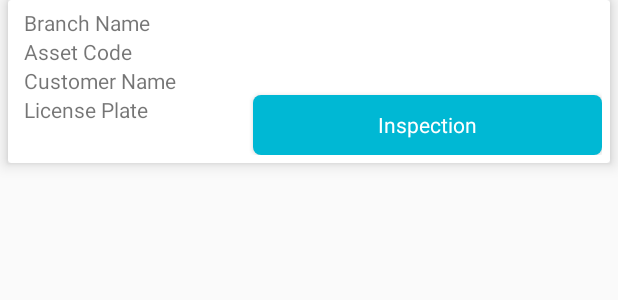
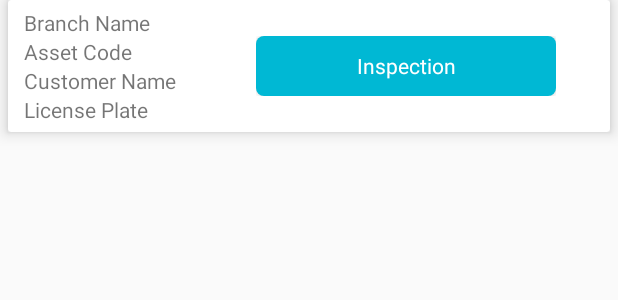
Before and after one commit to drzain/SIPWarehouse, an Android app: the layout recyclerview_item.xml on its own in the app's theme, with its tools: preview values and no code run, on a phone screen of 412 x 824 dp. Shown: the top 300 px of the screen. Run offline under Robolectric (Android 15) with nearby library versions, the phone set to English and light mode, and no system bars.

Commit message:
fixing menu and layout

```diff
--- a/app/build.gradle
+++ b/app/build.gradle
@@ -37,7 +37,7 @@ android {
         applicationId "com.sip.warehouse"
         minSdkVersion 21
         targetSdkVersion 27
-        versionCode 3
+        versionCode 5
         versionName "1.2"
         testInstrumentationRunner "android.support.test.runner.AndroidJUnitRunner"
         manifestPlaceholders = [
--- a/app/src/main/java/com/sip/warehouse/MainActivity.java
+++ b/app/src/main/java/com/sip/warehouse/MainActivity.java
@@ -38,6 +38,7 @@ public class MainActivity extends AppCompatActivity implements BottomNavigationV
         BottomNavigationView bottomNavigationView = findViewById(R.id.bn_main);
         // beri listener pada saat item/menu bottomnavigation terpilih
         bottomNavigationView.setOnNavigationItemSelectedListener(this);
+        BottomNavigationViewHelper.disableShiftMode(bottomNavigationView);
     }
 
     private boolean loadFragment(Fragment fragment){
--- a/app/src/main/res/layout/fragment_home.xml
+++ b/app/src/main/res/layout/fragment_home.xml
@@ -63,7 +63,8 @@
             android:textColor="#000000"/>
     <ScrollView
         android:layout_width="match_parent"
-        android:layout_height="match_parent">
+        android:layout_height="match_parent"
+        android:layout_marginTop="5dp">
 
         <android.support.v7.widget.RecyclerView
             xmlns:android="http://schemas.android.com/apk/res/android"
--- a/app/src/main/res/layout/recyclerview_item.xml
+++ b/app/src/main/res/layout/recyclerview_item.xml
@@ -11,10 +11,19 @@
     app:cardElevation="6dp"
     android:foreground="?attr/selectableItemBackground">
 
-    <RelativeLayout
+    <GridLayout
         android:layout_width="match_parent"
-        android:layout_height="match_parent"
-        android:orientation="horizontal"
+        android:layout_height="wrap_content"
+        android:columnCount="2"
+        android:rowCount="1"
+        android:alignmentMode="alignMargins"
+        android:columnOrderPreserved="false">
+
+        <LinearLayout
+            android:layout_width="wrap_content"
+            android:layout_height="wrap_content"
+            android:minWidth="130dp"
+            android:orientation="vertical"
             android:padding="5dip">
 
             <TextView
@@ -22,22 +31,19 @@
                 android:layout_width="wrap_content"
                 android:layout_height="wrap_content"
                 android:paddingLeft="5dip"
-            android:layout_alignParentLeft="true"
                 android:text="Branch Name" />
 
             <TextView
                 android:id="@+id/assetcode"
                 android:layout_width="wrap_content"
                 android:layout_height="wrap_content"
-            android:layout_below="@+id/branch"
-            android:text="Asset Code"
+                android:ellipsize="end"
+                android:maxLines="1"
                 android:paddingLeft="5dip"
-            android:ellipsize="end"
-            android:maxLines="1"/>
+                android:text="Asset Code" />
 
             <TextView
                 android:id="@+id/customername"
-            android:layout_below="@+id/assetcode"
                 android:layout_width="wrap_content"
                 android:layout_height="wrap_content"
                 android:paddingLeft="5dip"
@@ -45,22 +51,27 @@
 
             <TextView
                 android:id="@+id/licenseplate"
-            android:layout_below="@+id/customername"
                 android:layout_width="wrap_content"
                 android:layout_height="wrap_content"
                 android:paddingLeft="5dip"
                 android:text="License Plate" />
-            -- android:layout_alignParentRight="true"
 
+        </LinearLayout>
+        <LinearLayout
+            android:layout_width="wrap_content"
+            android:layout_height="wrap_content"
+            android:orientation="vertical"
+            android:layout_gravity="center"
+            android:padding="5dip">
             <Button
                 android:layout_width="wrap_content"
                 style="@style/DefaultButton"
+                android:layout_gravity="center"
                 android:layout_height="wrap_content"
-            android:layout_below="@+id/customername"
                 android:layout_alignParentRight="true"
-            android:layout_marginLeft="70dp"
-            android:layout_toRightOf="@+id/licenseplate"
                 android:text="Inspection" />
+        </LinearLayout>
 
-    </RelativeLayout>
+    </GridLayout>
+
 </android.support.v7.widget.CardView>
```
Also changed, not shown: app/src/main/java/com/sip/warehouse/BottomNavigationViewHelper.java (added, +34 -0 lines), app/src/main/java/com/sip/warehouse/DataNoteImformation.java (+5 -5 lines), app/src/main/java/com/sip/warehouse/SettingsFragment.java (+74 -0 lines), app/src/main/res/layout/fragment_settings.xml (+40 -8 lines). Lines whose indentation alone changed are shown as unchanged.
